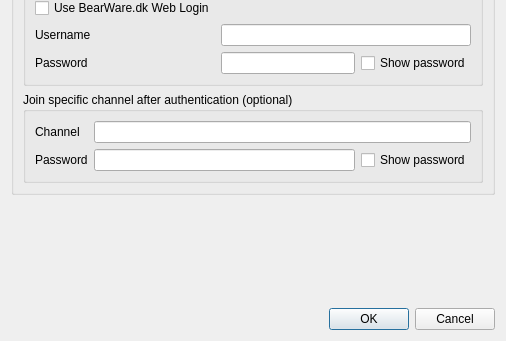
Qt form Client/qtTeamTalk/serverdlg.ui (BearWare/TeamTalk5) before a commit; both pictures show x 0 to 506 and y 213 to 554 of the 506 by 554 pixel window.
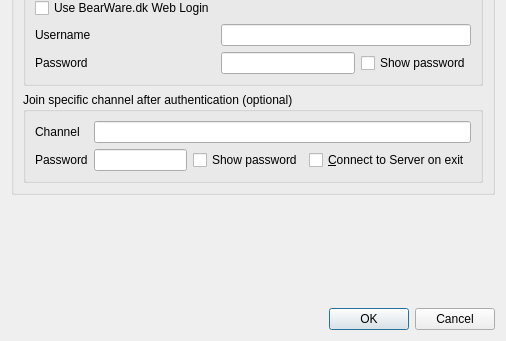
The same form after that commit.

Commit message: Add ability to connect to server without saving it

```diff
--- a/Client/qtTeamTalk/serverdlg.ui
+++ b/Client/qtTeamTalk/serverdlg.ui
@@ -265,6 +265,13 @@
              </property>
             </widget>
            </item>
+           <item>
+            <widget class="QCheckBox" name="connectSrvBox">
+             <property name="text">
+              <string>&amp;Connect to Server on exit</string>
+             </property>
+            </widget>
+           </item>
           </layout>
          </item>
         </layout>
```
The commit also changes 4 other files.
